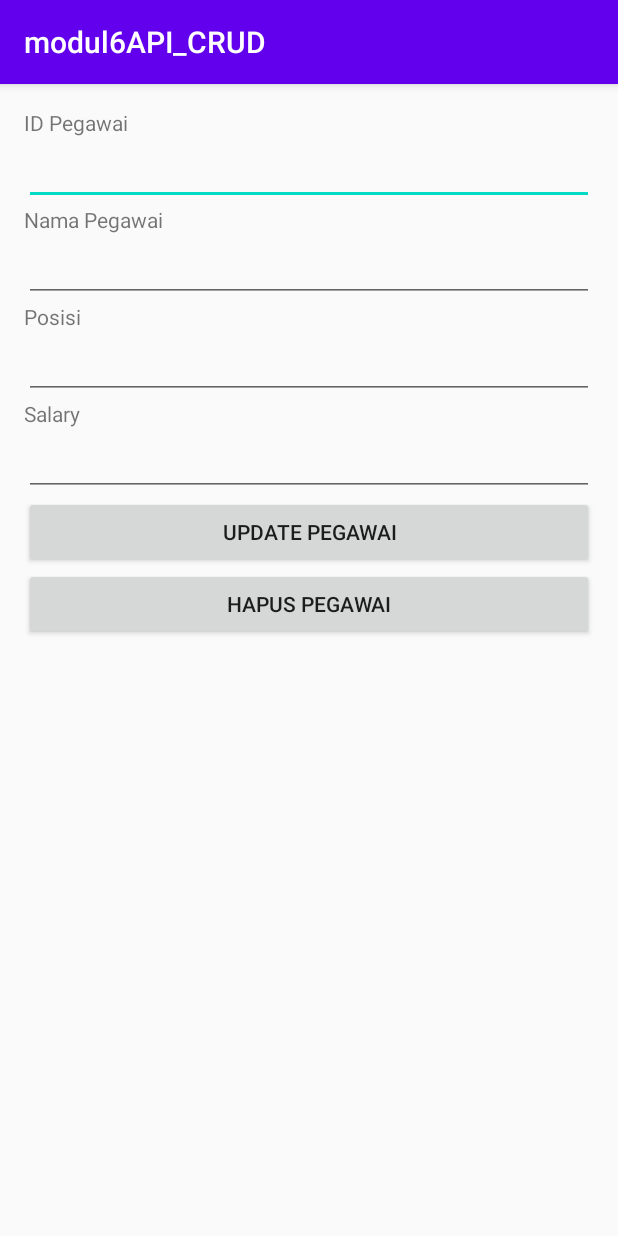
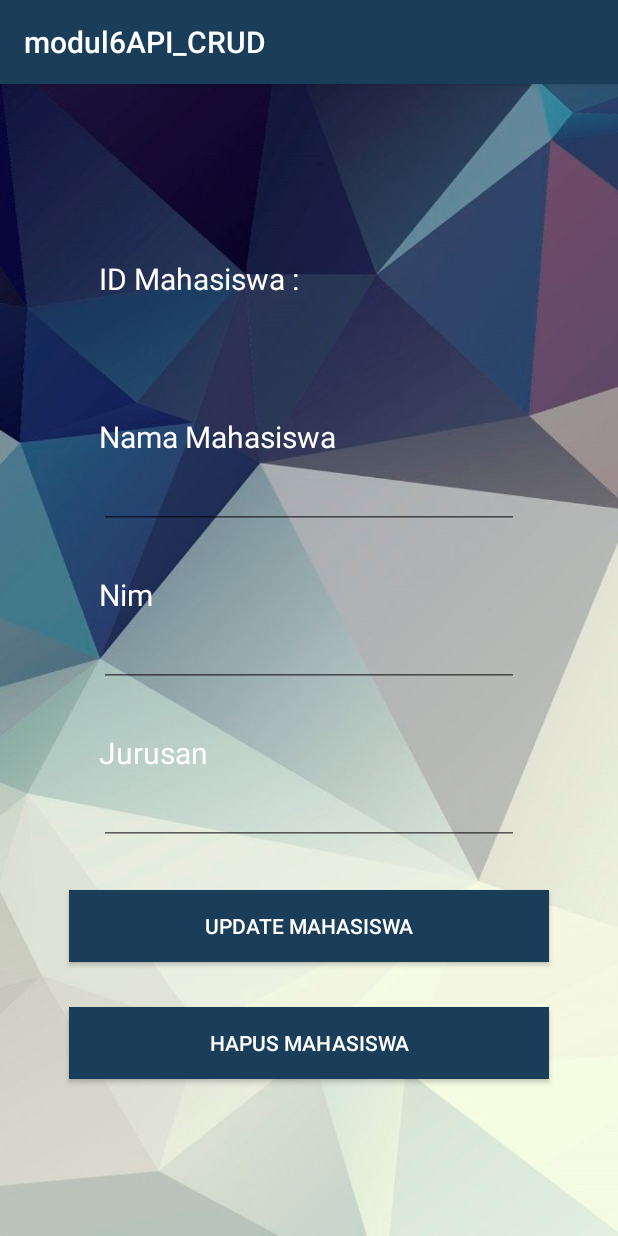
Before and after one commit to Andishafira/modul6API_CRUD, an Android app: the TampilMahasiswa screen opened directly, with no data from a screen before it, on a phone screen of 412 x 824 dp. Run offline under Robolectric (Android 15) with nearby library versions, the phone set to English and light mode, and no system bars.

Commit message:
update layout

```diff
--- a/app/src/main/res/layout/activity_tampil_mahasiswa.xml
+++ b/app/src/main/res/layout/activity_tampil_mahasiswa.xml
@@ -4,58 +4,111 @@
     android:layout_height="match_parent" android:paddingLeft="16dp"
     android:paddingRight="16dp"
     android:paddingTop="16dp"
+    android:background="@drawable/wallpaper1"
     android:paddingBottom="16dp" tools:context=".MainActivity">
 
     <TextView
-        android:layout_width="wrap_content"
+        android:layout_width="match_parent"
         android:layout_height="wrap_content"
-        android:text="ID Pegawai" />
+        android:textSize="20dp"
+        android:textColor="#ffff"
+        android:layout_marginTop="100dp"
+        android:layout_marginLeft="50dp"
+        android:text="ID Mahasiswa :"/>
 
     <EditText
         android:layout_width="match_parent"
         android:layout_height="wrap_content"
+        android:shadowColor="#010038"
+        android:inputType="textPersonName"
+        android:textSize="20dp"
+        android:layout_marginRight="50dp"
+        android:textColor="#ffff"
+        android:layout_marginLeft="50dp"
         android:id="@+id/editTextId" />
 
     <TextView
-        android:layout_width="wrap_content"
+        android:layout_width="match_parent"
         android:layout_height="wrap_content"
-        android:text="Nama Pegawai" />
+        android:textSize="20dp"
+        android:textColor="#ffff"
+        android:layout_marginTop="30dp"
+        android:layout_marginLeft="50dp"
+        android:text="Nama Mahasiswa" />
 
     <EditText
         android:layout_width="match_parent"
         android:layout_height="wrap_content"
+        android:shadowColor="#010038"
+        android:inputType="textPersonName"
+        android:textSize="20dp"
+        android:layout_marginRight="50dp"
+        android:textColor="#ffff"
+        android:layout_marginLeft="50dp"
         android:id="@+id/editTextName" />
 
     <TextView
-        android:layout_width="wrap_content"
+        android:layout_width="match_parent"
         android:layout_height="wrap_content"
-        android:text="Posisi" />
+        android:textSize="20dp"
+        android:textColor="#ffff"
+        android:layout_marginTop="30dp"
+        android:layout_marginLeft="50dp"
+        android:text="Nim" />
 
     <EditText
         android:layout_width="match_parent"
         android:layout_height="wrap_content"
-        android:id="@+id/editTextDesg" />
+        android:shadowColor="#010038"
+        android:inputType="textPersonName"
+        android:textSize="20dp"
+        android:layout_marginRight="50dp"
+        android:textColor="#ffff"
+        android:layout_marginLeft="50dp"
+        android:id="@+id/editTextNim" />
 
     <TextView
-        android:layout_width="wrap_content"
+        android:layout_width="match_parent"
         android:layout_height="wrap_content"
-        android:text="Salary" />
+        android:textSize="20dp"
+        android:textColor="#ffff"
+        android:layout_marginTop="30dp"
+        android:layout_marginLeft="50dp"
+        android:text="Jurusan" />
 
     <EditText
         android:layout_width="match_parent"
         android:layout_height="wrap_content"
-        android:id="@+id/editTextSalary" />
+        android:shadowColor="#010038"
+        android:inputType="textPersonName"
+        android:textSize="20dp"
+        android:layout_marginRight="50dp"
+        android:textColor="#ffff"
+        android:layout_marginLeft="50dp"
+        android:id="@+id/editTextJurusan" />
 
     <Button
         android:layout_width="match_parent"
         android:layout_height="wrap_content"
-        android:text="Update Pegawai"
+        android:textColor="#fff"
+        android:layout_marginTop="30dp"
+        android:layout_marginRight="30dp"
+        android:layout_marginLeft="30dp"
+        android:background="#1a3e59"
+        android:shadowRadius="@android:integer/config_mediumAnimTime"
+        android:text="Update Mahasiswa"
         android:id="@+id/buttonUpdate" />
 
     <Button
         android:layout_width="match_parent"
         android:layout_height="wrap_content"
-        android:text="Hapus Pegawai"
+        android:textColor="#fff"
+        android:layout_marginTop="30dp"
+        android:layout_marginRight="30dp"
+        android:layout_marginLeft="30dp"
+        android:background="#1a3e59"
+        android:shadowRadius="@android:integer/config_mediumAnimTime"
+        android:text="Hapus Mahasiswa"
         android:id="@+id/buttonDelete" />
 
 </LinearLayout>
--- a/app/src/main/res/values/colors.xml
+++ b/app/src/main/res/values/colors.xml
@@ -1,6 +1,6 @@
 <?xml version="1.0" encoding="utf-8"?>
 <resources>
-    <color name="colorPrimary">#6200EE</color>
-    <color name="colorPrimaryDark">#3700B3</color>
-    <color name="colorAccent">#03DAC5</color>
+    <color name="colorPrimary">#1a3e59</color>
+    <color name="colorPrimaryDark">#1a3e59</color>
+    <color name="colorAccent">#0000</color>
 </resources>
```
Also changed, not shown: app/src/main/res/layout/activity_main.xml (+61 -8 lines), app/src/main/res/layout/activity_tampil_semua_mhs.xml (+15 -0 lines), app/src/main/res/drawable/wall.jpg (added), app/src/main/res/drawable/wallpaper1.jpg (added), app/src/main/res/drawable/wallpaper2.jpg (added).
